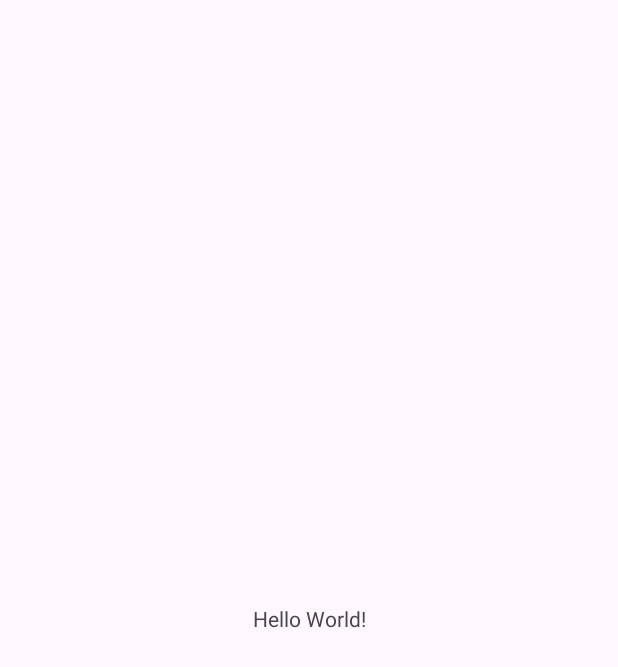
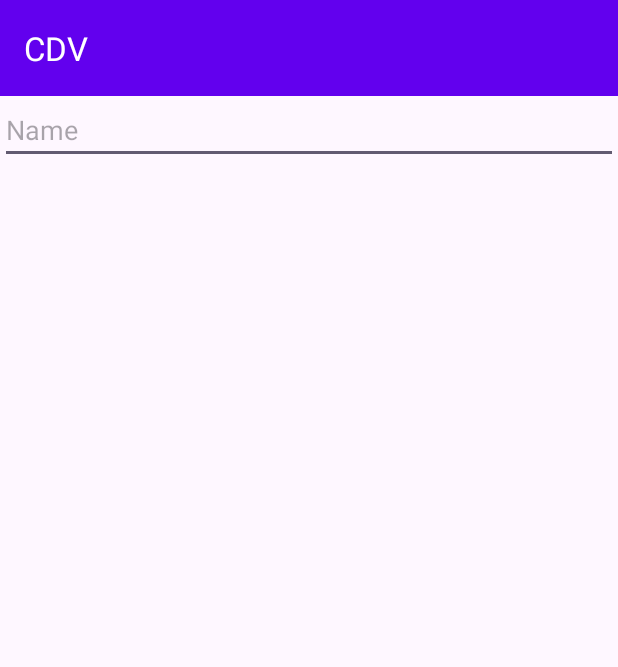
Before and after one commit to isaacnwt/prdm, an Android app: the screen it shows after launch (MainActivity), on a phone screen of 412 x 824 dp. Before the commit the part shown is almost empty. Shown: the top 667 px of the screen. Run offline under Robolectric (Android 15) with nearby library versions, the phone set to English and light mode, and no system bars.

Commit message:
feat(CDV): log mostrando o ciclo de vida

```diff
--- a/CDV/app/src/main/java/br/edu/ifsp/scl/ads/prdm/sc3014789/cdv/MainActivity.kt
+++ b/CDV/app/src/main/java/br/edu/ifsp/scl/ads/prdm/sc3014789/cdv/MainActivity.kt
@@ -1,20 +1,51 @@
 package br.edu.ifsp.scl.ads.prdm.sc3014789.cdv
 
 import android.os.Bundle
+import android.util.Log
 import androidx.activity.enableEdgeToEdge
 import androidx.appcompat.app.AppCompatActivity
 import androidx.core.view.ViewCompat
 import androidx.core.view.WindowInsetsCompat
+import br.edu.ifsp.scl.ads.prdm.sc3014789.cdv.databinding.ActivityMainBinding
 
 class MainActivity : AppCompatActivity() {
+    private val amb: ActivityMainBinding by lazy {
+        ActivityMainBinding.inflate(layoutInflater)
+    }
+
     override fun onCreate(savedInstanceState: Bundle?) {
         super.onCreate(savedInstanceState)
-        enableEdgeToEdge()
-        setContentView(R.layout.activity_main)
-        ViewCompat.setOnApplyWindowInsetsListener(findViewById(R.id.main)) { v, insets ->
-            val systemBars = insets.getInsets(WindowInsetsCompat.Type.systemBars())
-            v.setPadding(systemBars.left, systemBars.top, systemBars.right, systemBars.bottom)
-            insets
-        }
+        setContentView(amb.root)
+        Log.v(getString(R.string.app_name), "onCreate: Iniciando cdv COMPLETO")
+    }
+
+    override fun onStart() {
+        super.onStart()
+        Log.v(getString(R.string.app_name), "onStart: Iniciando cdv VISÍVEL")
+    }
+
+    override fun onResume() {
+        super.onResume()
+        Log.v(getString(R.string.app_name), "onResume: Iniciando cdv FOREGROUND")
+    }
+
+    override fun onPause() {
+        super.onPause()
+        Log.v(getString(R.string.app_name), "onPause: Finalizando cdv FOREGROUND")
+    }
+
+    override fun onStop() {
+        super.onStop()
+        Log.v(getString(R.string.app_name), "onStop: Finalizando cdv VISÍVEL")
+    }
+
+    override fun onDestroy() {
+        super.onDestroy()
+        Log.v(getString(R.string.app_name), "onDestroy: Finalizando cdv COMPLETO")
+    }
+
+    override fun onRestart() {
+        super.onRestart()
+        Log.v(getString(R.string.app_name), "onRestart: preparando a execução do onRestart")
     }
 }
--- a/CDV/app/src/main/res/layout/activity_main.xml
+++ b/CDV/app/src/main/res/layout/activity_main.xml
@@ -7,13 +7,22 @@
     android:layout_height="match_parent"
     tools:context=".MainActivity">
 
-    <TextView
-        android:layout_width="wrap_content"
+    <include
+        android:id="@+id/toolbar_in"
+        android:layout_width="match_parent"
         android:layout_height="wrap_content"
-        android:text="Hello World!"
-        app:layout_constraintBottom_toBottomOf="parent"
+        layout="@layout/toolbar"
+        app:layout_constraintStart_toStartOf="parent"
+        app:layout_constraintEnd_toEndOf="parent"
+        app:layout_constraintTop_toTopOf="parent" />
+
+    <EditText
+        android:id="@+id/name_et"
+        android:layout_width="match_parent"
+        android:layout_height="wrap_content"
+        android:hint="Name"
         app:layout_constraintEnd_toEndOf="parent"
         app:layout_constraintStart_toStartOf="parent"
-        app:layout_constraintTop_toTopOf="parent" />
+        app:layout_constraintTop_toBottomOf="@id/toolbar_in" />
 
 </androidx.constraintlayout.widget.ConstraintLayout>
--- /dev/null
+++ b/CDV/app/src/main/res/layout/toolbar.xml
@@ -0,0 +1,10 @@
+<?xml version="1.0" encoding="utf-8"?>
+<androidx.appcompat.widget.Toolbar xmlns:android="http://schemas.android.com/apk/res/android"
+    android:layout_width="match_parent"
+    android:layout_height="?attr/actionBarSize"
+    xmlns:app="http://schemas.android.com/apk/res-auto"
+    android:id="@+id/toolbar"
+    android:background="@color/design_default_color_primary"
+    app:title="@string/app_name"
+    app:titleTextColor="@color/design_default_color_on_primary"
+    app:subtitleTextColor="@color/design_default_color_on_primary"/>
```
